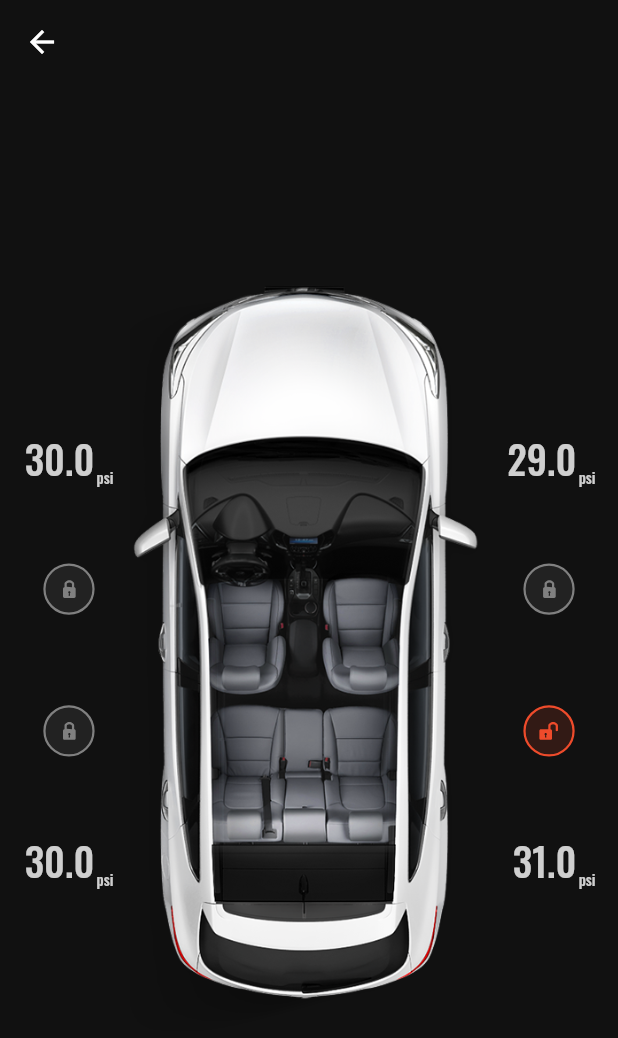
After one commit to Vehicle-Telematics-Control-Unit/Mobile-Application-Module, a Flutter app: the MainScreen screen opened directly, after a tap on the "arrow forward" icon, on a phone screen of 412 x 824 dp. The commit adds this screen. Shown: the top 1038 px of the screen. Run offline on Flutter 3.47's test engine with Material 2 defaults, Android fonts, the light colour scheme and no system bars; our stand-ins replace device_preview, dio, flex_color_scheme, flutter_spinkit, flutter_svg, get and 4 more; missing offline and left inert: platform_device_id; accounts and stored records are empty.

Commit message:
added view tire pressure and door page

```diff
--- /dev/null
+++ b/smart_car_mobile_app/lib/presentation/screens/tyre_pressure_screen.dart
@@ -0,0 +1,117 @@
+// ignore_for_file: public_member_api_docs, sort_constructors_first
+import 'package:flutter/material.dart';
+import 'package:flutter_svg/svg.dart';
+
+import '../widgets/main_page/tyre_pressure_status.dart';
+
+class TyrePressureScreen extends StatelessWidget {
+  const TyrePressureScreen({super.key});
+
+  @override
+  Widget build(BuildContext context) {
+    return Scaffold(
+      body: SafeArea(child: LayoutBuilder(
+        builder: (context, constrains) {
+          return Stack(
+            children: [
+              // Padding(
+              //   padding: const EdgeInsets.all(8.0),
+              //   child: Text('Tyre pressure',
+              //       textAlign: TextAlign.center,
+              //       style: GoogleFonts.lato(
+              //           fontSize: 30,
+              //           letterSpacing: 0.01,
+              //           fontStyle: FontStyle.normal,
+              //           color: const Color.fromRGBO(255, 255, 255, 0.8))),
+              // ),
+              Padding(
+                padding:
+                    EdgeInsets.symmetric(vertical: constrains.maxHeight * 0.17),
+                child: Center(
+                  child: Image.asset(
+                    "assets/images/car_top2.png",
+                    width: double.infinity,
+                  ),
+                ),
+              ),
+              Positioned(
+                top: constrains.maxHeight * 0.3,
+                left: constrains.maxWidth * 0.04,
+                child: PressureStatus(
+                  tyrePressure: '30.0',
+                  tyreTemp: '22C',
+                ),
+              ),
+              Positioned(
+                  top: constrains.maxHeight * 0.4,
+                  left: constrains.maxWidth * 0.04,
+                  child: Padding(
+                    padding: const EdgeInsets.all(12.0),
+                    child: SvgPicture.asset(
+                      "assets/images/door_lock.svg",
+                      height: 35,
+                      width: 35,
+                    ),
+                  )),
+
+              Positioned(
+                bottom: constrains.maxHeight * 0.3,
+                left: constrains.maxWidth * 0.04,
+                child: Column(
+                  children: [
+                    PressureStatus(tyrePressure: '30.0', tyreTemp: '23C'),
+                  ],
+                ),
+              ),
+              Positioned(
+                  bottom: constrains.maxHeight * 0.4,
+                  left: constrains.maxWidth * 0.04,
+                  child: Padding(
+                    padding: const EdgeInsets.all(12.0),
+                    child: SvgPicture.asset(
+                      "assets/images/door_lock.svg",
+                      height: 35,
+                      width: 35,
+                    ),
+                  )),
+              Positioned(
+                top: constrains.maxHeight * 0.3,
+                right: constrains.maxWidth * 0.04,
+                child: PressureStatus(tyrePressure: '29.0', tyreTemp: '22C'),
+              ),
+              Positioned(
+                  top: constrains.maxHeight * 0.4,
+                  right: constrains.maxWidth * 0.04,
+                  child: Padding(
+                    padding: const EdgeInsets.all(12.0),
+                    child: SvgPicture.asset(
+                      "assets/images/door_lock.svg",
+                      height: 35,
+                      width: 35,
+                    ),
+                  )),
+
+              Positioned(
+                bottom: constrains.maxHeight * 0.3,
+                right: constrains.maxWidth * 0.04,
+                child: PressureStatus(tyrePressure: '31.0', tyreTemp: '22C'),
+              ),
+              Positioned(
+                  bottom: constrains.maxHeight * 0.4,
+                  right: constrains.maxWidth * 0.04,
+                  child: Padding(
+                    padding: const EdgeInsets.all(12.0),
+                    child: SvgPicture.asset(
+                      "assets/images/door_unlock.svg",
+                      height: 35,
+                      width: 35,
+                    ),
+                  )),
+            ],
+          );
+        },
+      )),
+      appBar: AppBar(),
+    );
+  }
+}
--- a/smart_car_mobile_app/lib/presentation/widgets/main_page/pressure_indicator_card.dart
+++ b/smart_car_mobile_app/lib/presentation/widgets/main_page/pressure_indicator_card.dart
@@ -1,5 +1,8 @@
 import 'package:flutter/material.dart';
+import 'package:get/get.dart';
+
 import 'package:google_fonts/google_fonts.dart';
+import 'package:smart_car_mobile_app/presentation/screens/tyre_pressure_screen.dart';
 
 class PressureIndicatorCard extends StatelessWidget {
   const PressureIndicatorCard({super.key});
@@ -22,15 +25,23 @@ class PressureIndicatorCard extends StatelessWidget {
         padding: const EdgeInsets.only(left: 18),
         child:
             Row(mainAxisAlignment: MainAxisAlignment.spaceBetween, children: [
-          Text('Tyre',
-              style: GoogleFonts.lato(
-                fontSize: 16,
-                letterSpacing: 0.01,
-                fontStyle: FontStyle.normal,
-              )),
-          const IconButton(
-              onPressed: null,
-              icon: Icon(Icons.arrow_forward,
+          Expanded(
+            child: Text('Tire & Doors',
+                style: GoogleFonts.lato(
+                  fontSize: 16,
+                  letterSpacing: 0.01,
+                  fontStyle: FontStyle.normal,
+                )),
+          ),
+          IconButton(
+              onPressed: () {
+                Get.to(
+                  const TyrePressureScreen(),
+                  transition: Transition.downToUp,
+                  duration: const Duration(milliseconds: 400),
+                );
+              },
+              icon: const Icon(Icons.arrow_forward,
                   color: Colors.white,
                   shadows: [Shadow(color: Colors.white70, blurRadius: 10.0)]))
         ]),
--- /dev/null
+++ b/smart_car_mobile_app/lib/presentation/widgets/main_page/tyre_pressure_status.dart
@@ -0,0 +1,45 @@
+import 'package:flutter/material.dart';
+
+import 'package:google_fonts/google_fonts.dart';
+
+class PressureStatus extends StatelessWidget {
+  late String tyrePressure, tyreTemp;
+  PressureStatus({
+    Key? key,
+    required this.tyrePressure,
+    tyreTemp,
+  }) : super(key: key);
+
+  @override
+  Widget build(BuildContext context) {
+    return Column(
+      children: [
+        RichText(
+            text: TextSpan(
+                style: GoogleFonts.oswald(
+                    fontSize: 26,
+                    letterSpacing: 0.01,
+                    fontWeight: FontWeight.w500,
+                    fontStyle: FontStyle.normal,
+                    color: const Color.fromRGBO(255, 255, 255, 0.8)),
+                children: [
+              TextSpan(text: tyrePressure),
+              WidgetSpan(
+                child: Transform.translate(
+                  offset: const Offset(1.5, 0.0),
+                  child: Text(
+                    'psi',
+                    style: GoogleFonts.oswald(
+                        fontSize: 10,
+                        letterSpacing: 0.01,
+                        fontWeight: FontWeight.w500,
+                        fontStyle: FontStyle.normal,
+                        color: const Color.fromRGBO(255, 255, 255, 0.8)),
+                  ),
+                ),
+              )
+            ])),
+      ],
+    );
+  }
+}
```
Also changed, not shown: smart_car_mobile_app/pubspec.yaml (+7 -1 lines), smart_car_mobile_app/assets/images/car_top.png (added), smart_car_mobile_app/assets/images/car_top2.png (added), smart_car_mobile_app/assets/images/door_lock.svg (added), smart_car_mobile_app/assets/images/door_unlock.svg (added), smart_car_mobile_app/assets/images/google.png (deleted), smart_car_mobile_app/lib/presentation/screens/car_top.png (added), smart_car_mobile_app/pubspec.lock, 5 other files.
